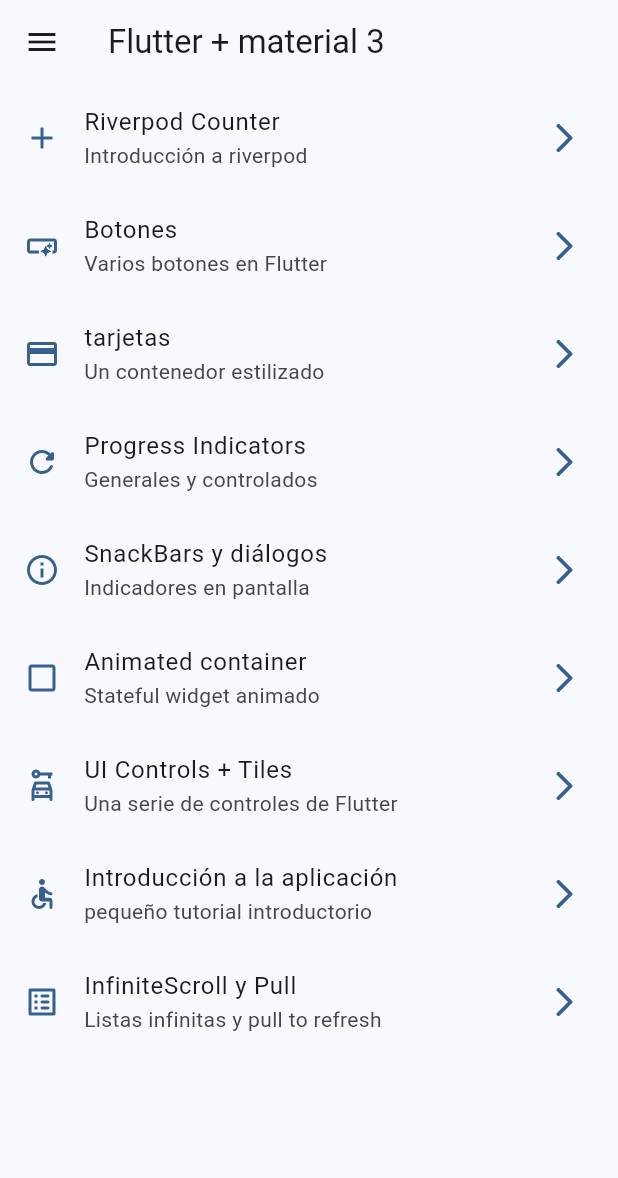
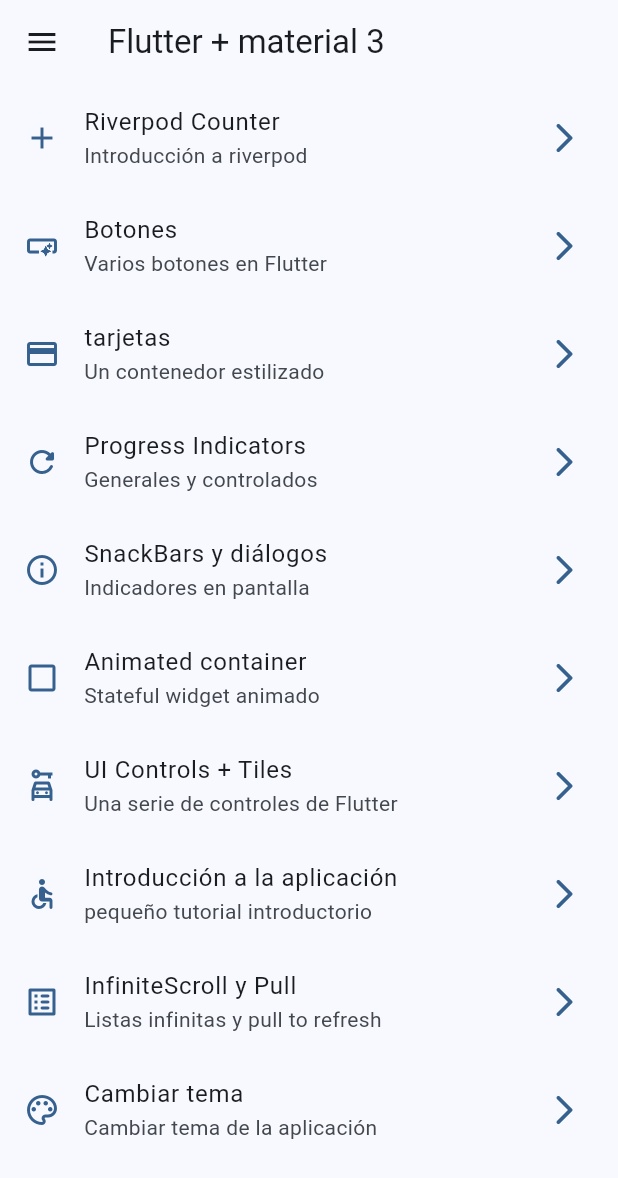
Before and after one commit to CesarAtehortuaCorrea/Widgets_app, a Flutter app: the screen it shows after launch, on a phone screen of 412 x 824 dp. Shown: the top 1178 px of the screen. Run offline on Flutter 3.47's test engine with Material 3 defaults, Android fonts, the phone set to English and light mode, and no system bars; our stand-ins replace animate_do, flutter_riverpod, go_router.

Commit message:
antes de statenotifier

```diff
--- a/lib/config/menu/menu_items.dart
+++ b/lib/config/menu/menu_items.dart
@@ -80,5 +80,12 @@ const appMenuItems = <MenuItem>[
     icon: Icons.list_alt_rounded
   ),
 
+  MenuItem(
+    title: 'Cambiar tema',
+    subTitle: 'Cambiar tema de la aplicación',
+    link: '/theme-changer',
+    icon: Icons.color_lens_outlined
+  ),
+
 
 ];
--- a/lib/config/presentation/providers/theme_provider.dart
+++ b/lib/config/presentation/providers/theme_provider.dart
@@ -1,4 +1,13 @@
 import 'package:flutter_riverpod/flutter_riverpod.dart';
+import 'package:widgets_app/config/theme/app_theme.dart';
 
+// Listado de colores inmutable
+
+final colorListProvider = Provider((ref) => colorList);
+
+// Un simple booleano
 
 final isDarkmodeProvider = StateProvider<bool>((ref) => false);
+
+// Un simple entero
+final selectedColorProvider = StateProvider((ref) => 0);
--- a/lib/config/presentation/screens/screens.dart
+++ b/lib/config/presentation/screens/screens.dart
@@ -1,3 +1,4 @@
+export 'package:widgets_app/config/presentation/theme_changer/theme_changer_screen.dart';
 export 'package:widgets_app/config/presentation/screens/animated/animated_screen.dart';
 export 'package:widgets_app/config/presentation/screens/app_tutorial/app_tutorial_screen.dart';
 export 'package:widgets_app/config/presentation/screens/infinite_scroll/infinite_scroll_screen.dart';
--- a/lib/config/router/app_router.dart
+++ b/lib/config/router/app_router.dart
@@ -66,6 +66,12 @@ final appRouter = GoRouter(
       builder: (context, state) => const CounterScreen(),
     ),
 
+    GoRoute(
+      path: '/theme-changer',
+      name: ThemeChangerScreen.name,
+      builder: (context, state) => const ThemeChangerScreen(),
+    ),
+
 
 
 
--- a/lib/config/theme/app_theme.dart
+++ b/lib/config/theme/app_theme.dart
@@ -18,15 +18,19 @@ const colorList = <Color>[
 class AppTheme {
 
   final int selectedColor;
+  final bool isDarkmode;
+
 
   AppTheme({
-    this.selectedColor = 0
+    this.isDarkmode = false,
+    this.selectedColor = 0,
   }): assert( selectedColor >= 0, 'Selected color must be greater then 0' ),
       assert( selectedColor < colorList.length,
       'Selected color must be less or equal than ${ colorList.length - 1 }' );
 
     ThemeData getTheme() => ThemeData(
       useMaterial3: true,
+      brightness: isDarkmode ? Brightness.dark : Brightness.light,
       colorSchemeSeed: colorList[ selectedColor ],
       appBarTheme:const AppBarTheme(
         centerTitle: false
--- a/lib/main.dart
+++ b/lib/main.dart
@@ -1,5 +1,6 @@
 import 'package:flutter/material.dart';
 import 'package:flutter_riverpod/flutter_riverpod.dart';
+import 'package:widgets_app/config/presentation/providers/theme_provider.dart';
 import 'package:widgets_app/config/router/app_router.dart';
  import 'package:widgets_app/config/theme/app_theme.dart';
 
@@ -10,16 +11,18 @@ void main() {
   );
 }
 
-class MainApp extends StatelessWidget {
+class MainApp extends ConsumerWidget {
   const MainApp({super.key});
 
   @override
-  Widget build(BuildContext context) {
+  Widget build(BuildContext context, ref) {
+     final isDarkmode = ref.watch( isDarkmodeProvider );
+     final int selectedColor = ref.watch(selectedColorProvider);
     return MaterialApp.router(
       title: 'Flutter widgets',
       routerConfig: appRouter,
       debugShowCheckedModeBanner: false,
-      theme: AppTheme(selectedColor: 0).getTheme(),
+      theme: AppTheme(selectedColor: selectedColor, isDarkmode: isDarkmode).getTheme(),
 
 
       );
```
Also changed, not shown: lib/config/presentation/theme_changer/theme_changer_screen.dart (added, +63 -0 lines).
